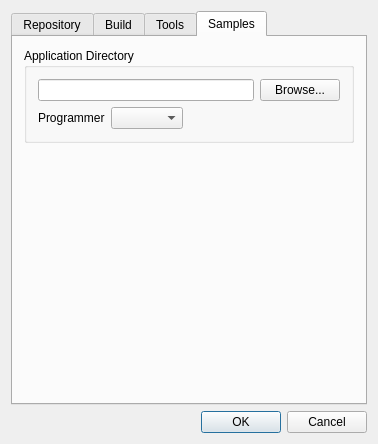
Above: nut/tools/qnutconf/settingsdialog.ui from UweBonnes/ethernut before the change. Below: the same form after it.
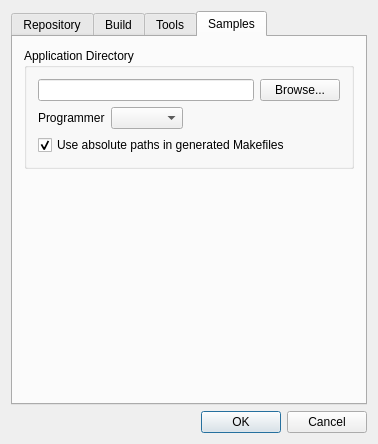
That is the form after the change. The open tabs and pages were chosen to show the change.

Commit message: Let the user select Absolute or Relative paths for the sample Makefiles.

```diff
--- a/nut/tools/qnutconf/settingsdialog.ui
+++ b/nut/tools/qnutconf/settingsdialog.ui
@@ -356,6 +356,16 @@
             </item>
            </layout>
           </item>
+          <item>
+           <widget class="QCheckBox" name="cb_AbsolutePathInSamples">
+            <property name="text">
+             <string>Use absolute paths in generated Makefiles</string>
+            </property>
+            <property name="checked">
+             <bool>true</bool>
+            </property>
+           </widget>
+          </item>
          </layout>
         </widget>
        </item>
```
Left out of the diff: 5 changed lines with no effect on the pictures. The commit also changes 4 other files.
